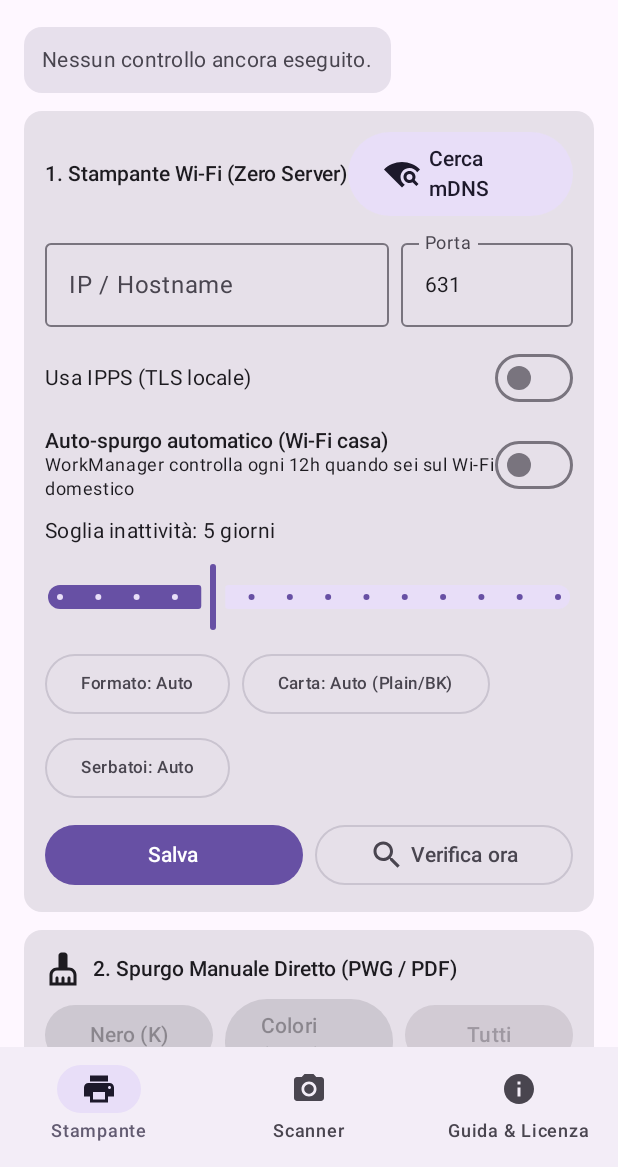
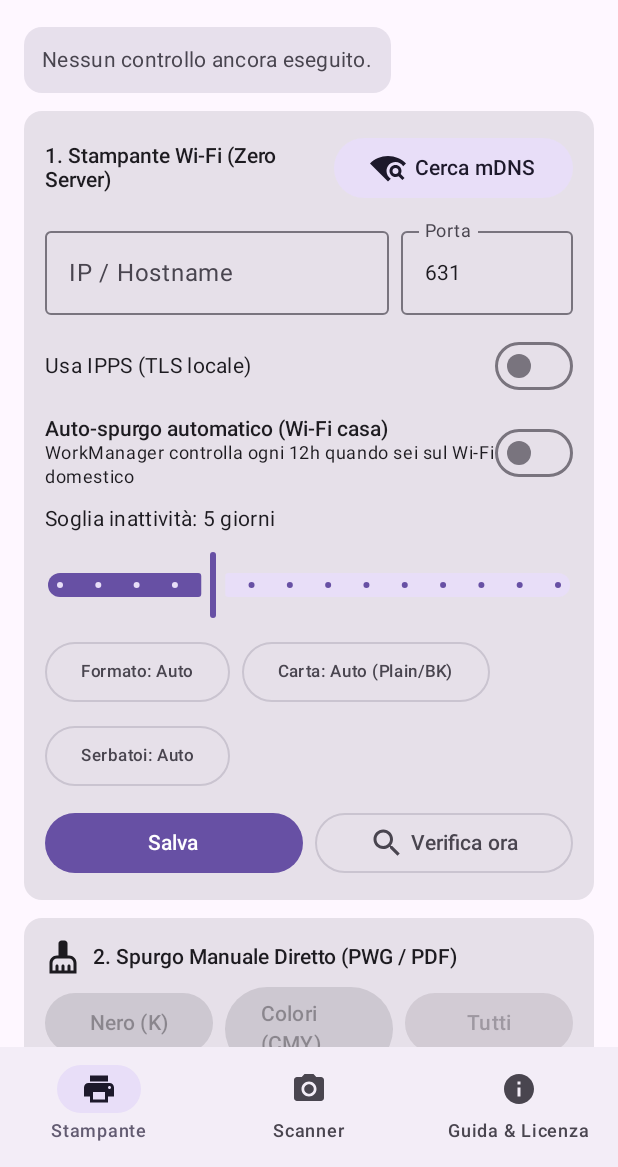
Before and after one commit to umbette/epson-nozzle-guardian, an Android app built with Jetpack Compose: the composable NozzleGuardianApp shown on its own in the app's theme, on a phone screen of 412 x 824 dp, the part 69-1236 px from its top. Run offline under Robolectric (Android 15) with nearby library versions, the phone set to English and light mode, and no system bars; 1 statement that could not run was skipped.

Commit message:
fix(android-ui): prevent Cerca mDNS button vertical wrapping on narrow viewports

```diff
--- a/android/app/src/main/java/com/umbette/nozzleguardian/android/MainActivity.kt
+++ b/android/app/src/main/java/com/umbette/nozzleguardian/android/MainActivity.kt
@@ -192,12 +192,20 @@ private fun PrinterControlTab(ui: MainUiState, viewModel: NozzleGuardianViewMode
 
     Card {
         Column(modifier = Modifier.padding(14.dp), verticalArrangement = Arrangement.spacedBy(10.dp)) {
-            Row(verticalAlignment = Alignment.CenterVertically, horizontalArrangement = Arrangement.SpaceBetween, modifier = Modifier.fillMaxWidth()) {
-                Text("1. Stampante Wi-Fi (Zero Server)", fontWeight = FontWeight.SemiBold)
+            Row(
+                verticalAlignment = Alignment.CenterVertically,
+                horizontalArrangement = Arrangement.spacedBy(8.dp),
+                modifier = Modifier.fillMaxWidth(),
+            ) {
+                Text(
+                    "1. Stampante Wi-Fi (Zero Server)",
+                    fontWeight = FontWeight.SemiBold,
+                    modifier = Modifier.weight(1f),
+                )
                 FilledTonalButton(onClick = { viewModel.discoverPrinters() }, enabled = !ui.isDiscovering) {
                     Icon(Icons.Filled.WifiFind, contentDescription = null)
                     Spacer(Modifier.width(6.dp))
-                    Text("Cerca mDNS")
+                    Text("Cerca mDNS", maxLines = 1, softWrap = false)
                 }
             }
 
@@ -209,10 +217,10 @@ private fun PrinterControlTab(ui: MainUiState, viewModel: NozzleGuardianViewMode
                         .background(MaterialTheme.colorScheme.surfaceVariant)
                         .clickable { viewModel.selectPrinter(dev) }
                         .padding(10.dp),
-                    horizontalArrangement = Arrangement.SpaceBetween,
+                    horizontalArrangement = Arrangement.spacedBy(8.dp),
                     verticalAlignment = Alignment.CenterVertically,
                 ) {
-                    Column {
+                    Column(modifier = Modifier.weight(1f)) {
                         Text(dev.makeAndModel, fontWeight = FontWeight.Medium)
                         Text("${dev.host}:${dev.port} • ${dev.headTechnology.label}", style = MaterialTheme.typography.bodySmall)
                     }
@@ -239,7 +247,7 @@ private fun PrinterControlTab(ui: MainUiState, viewModel: NozzleGuardianViewMode
             }
 
             Row(verticalAlignment = Alignment.CenterVertically, horizontalArrangement = Arrangement.SpaceBetween, modifier = Modifier.fillMaxWidth()) {
-                Text("Usa IPPS (TLS locale)", style = MaterialTheme.typography.bodyMedium)
+                Text("Usa IPPS (TLS locale)", style = MaterialTheme.typography.bodyMedium, modifier = Modifier.weight(1f))
                 Switch(checked = useTls, onCheckedChange = { useTls = it })
             }
 
```
